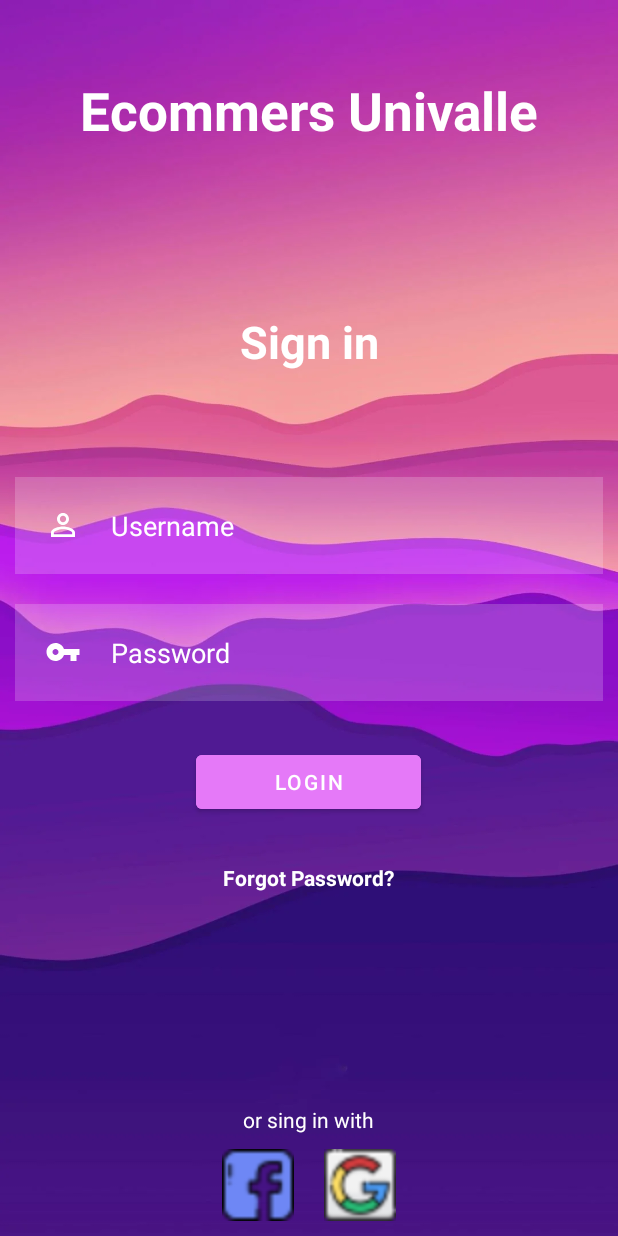
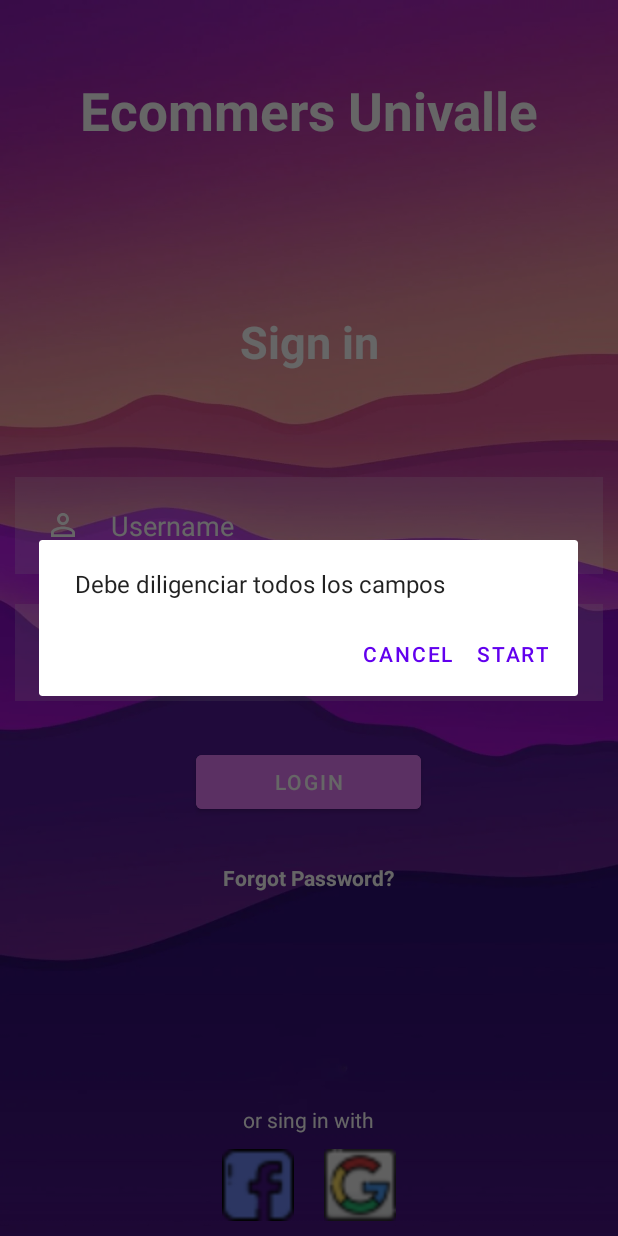
Before and after one commit to Samap0510/Ecommerce_Univalle, an Android app: the screen it shows after launch (MainActivity), after a tap on "LOGIN", on a phone screen of 412 x 824 dp. Run offline under Robolectric (Android 15) with nearby library versions, the light colour scheme and no system bars.

Commit message:
Ajustes app

```diff
--- a/app/build.gradle
+++ b/app/build.gradle
@@ -32,6 +32,9 @@ dependencies {
     implementation 'androidx.appcompat:appcompat:1.4.1'
     implementation 'com.google.android.material:material:1.5.0'
     implementation 'androidx.constraintlayout:constraintlayout:2.1.3'
+    implementation 'androidx.navigation:navigation-fragment:2.3.5'
+    implementation 'com.makeramen:roundedimageview:2.3.0'
+    implementation 'androidx.navigation:navigation-ui:2.3.5'
     testImplementation 'junit:junit:4.13.2'
     androidTestImplementation 'androidx.test.ext:junit:1.1.3'
     androidTestImplementation 'androidx.test.espresso:espresso-core:3.4.0'
--- a/app/src/main/AndroidManifest.xml
+++ b/app/src/main/AndroidManifest.xml
@@ -10,6 +10,9 @@
         android:supportsRtl="true"
         android:theme="@style/Theme.Ecommerce_Univalle">
         <activity
+            android:name=".MainMenu"
+            android:exported="false" />
+        <activity
             android:name=".MainActivity"
             android:exported="true">
             <intent-filter>
--- a/app/src/main/java/com/app/ecommerce_univalle/MainActivity.java
+++ b/app/src/main/java/com/app/ecommerce_univalle/MainActivity.java
@@ -2,8 +2,11 @@ package com.app.ecommerce_univalle;
 
 import static android.widget.Toast.LENGTH_SHORT;
 
+import androidx.appcompat.app.AlertDialog;
 import androidx.appcompat.app.AppCompatActivity;
 
+import android.content.DialogInterface;
+import android.content.Intent;
 import android.os.Bundle;
 import android.view.View;
 import android.widget.Button;
@@ -12,13 +15,16 @@ import android.widget.Toast;
 
 public class MainActivity extends AppCompatActivity {
 
+    TextView username;
+    TextView password;
+
     @Override
     protected void onCreate(Bundle savedInstanceState) {
         super.onCreate(savedInstanceState);
         setContentView(R.layout.activity_main);
 
-        TextView username = (TextView) findViewById(R.id.username);
-        TextView password = (TextView) findViewById(R.id.password);
+        username = (TextView) findViewById(R.id.username);
+        password = (TextView) findViewById(R.id.password);
 
         Button login_btn = (Button) findViewById(R.id.login_btn);
 
@@ -26,7 +32,7 @@ public class MainActivity extends AppCompatActivity {
         /*Accion cuando se da click en el botón LOGIN
          *Si el usuario y la contraseña es admin - admin va a mandar un mensaje diciendo login exitoso
          *Sino login fallido
-         */
+
         login_btn.setOnClickListener(new View.OnClickListener() {
             @Override
             public void onClick(View view) {
@@ -40,6 +46,38 @@ public class MainActivity extends AppCompatActivity {
                 }
             }
         });
+        */
 
     }
+
+    public void changeActivity(View l){
+        Intent ir = new Intent(this,MainMenu.class);
+        ir.addFlags(ir.FLAG_ACTIVITY_CLEAR_TASK | ir.FLAG_ACTIVITY_CLEAR_TOP);
+        if (username.getText().toString().equals("admin") &&
+                password.getText().toString().equals("admin")) {
+            //Correcto
+            Toast.makeText(MainActivity.this,"LOGIN SUCCESSFUL", LENGTH_SHORT).show();
+            startActivity(ir);
+
+        }else {
+            //Incorrecto
+            Toast.makeText(MainActivity.this, "LOGIN FAILED!!!", LENGTH_SHORT).show();
+            AlertDialog.Builder builder = new AlertDialog.Builder(this);
+            builder.setMessage("Debe diligenciar todos los campos")
+                    .setPositiveButton(R.string.start, new DialogInterface.OnClickListener() {
+                        public void onClick(DialogInterface dialog, int id) {
+                            Toast.makeText(getApplicationContext(),"Dio aceptar", Toast.LENGTH_LONG).show();
+                        }
+                    })
+                    .setNegativeButton(R.string.cancel, new DialogInterface.OnClickListener() {
+                        public void onClick(DialogInterface dialog, int id) {
+                            Toast.makeText(getApplicationContext(),"Dio cancelar", Toast.LENGTH_LONG).show();
+                        }
+                    });
+            // Create the AlertDialog object and return it
+            // Create the AlertDialog
+            AlertDialog dialog = builder.create();
+            dialog.show();
+        }
+    }
 }
--- a/app/src/main/res/layout/activity_main.xml
+++ b/app/src/main/res/layout/activity_main.xml
@@ -73,6 +73,7 @@
         android:layout_below="@id/password"
         android:backgroundTint="#E579F8"
         android:text="LOGIN"
+        android:onClick="changeActivity"
         android:textColor="@color/white"
         android:layout_centerHorizontal="true"
         android:layout_margin="20dp"/>
--- a/app/src/main/res/layout/layout_navigation_header.xml
+++ b/app/src/main/res/layout/layout_navigation_header.xml
@@ -13,7 +13,8 @@
         android:src="@drawable/profile"
         app:layout_constraintStart_toStartOf="parent"
         app:layout_constraintTop_toTopOf="parent"
-        app:riv_oval="true"/>
+        app:riv_oval="true">
+    </com.makeramen.roundedimageview.RoundedImageView>
 
     <View
         android:id="@+id/viewSupporter"
```
